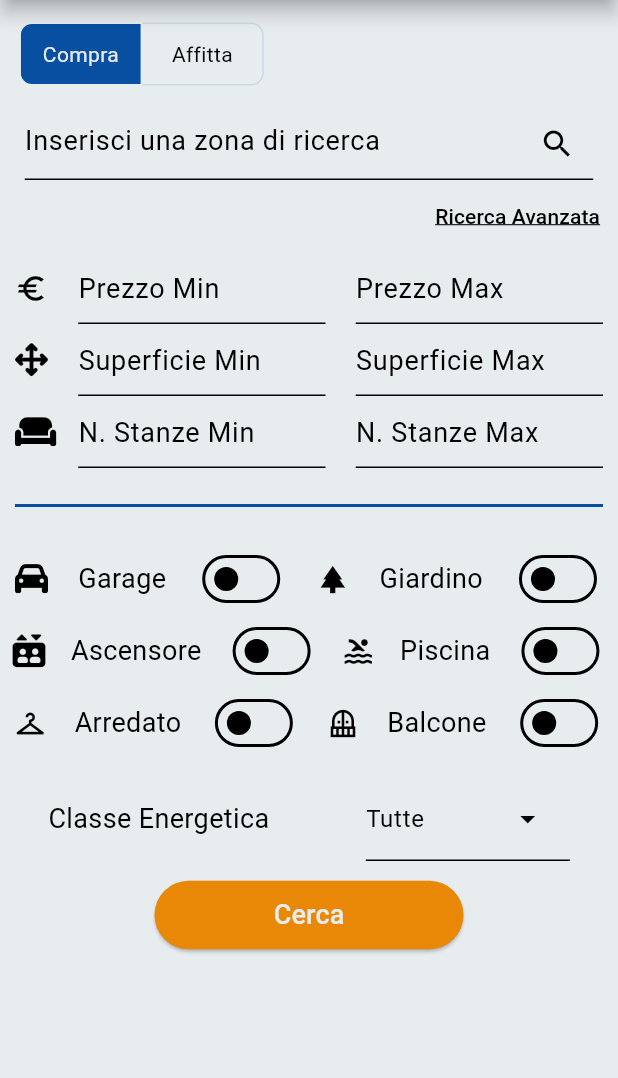
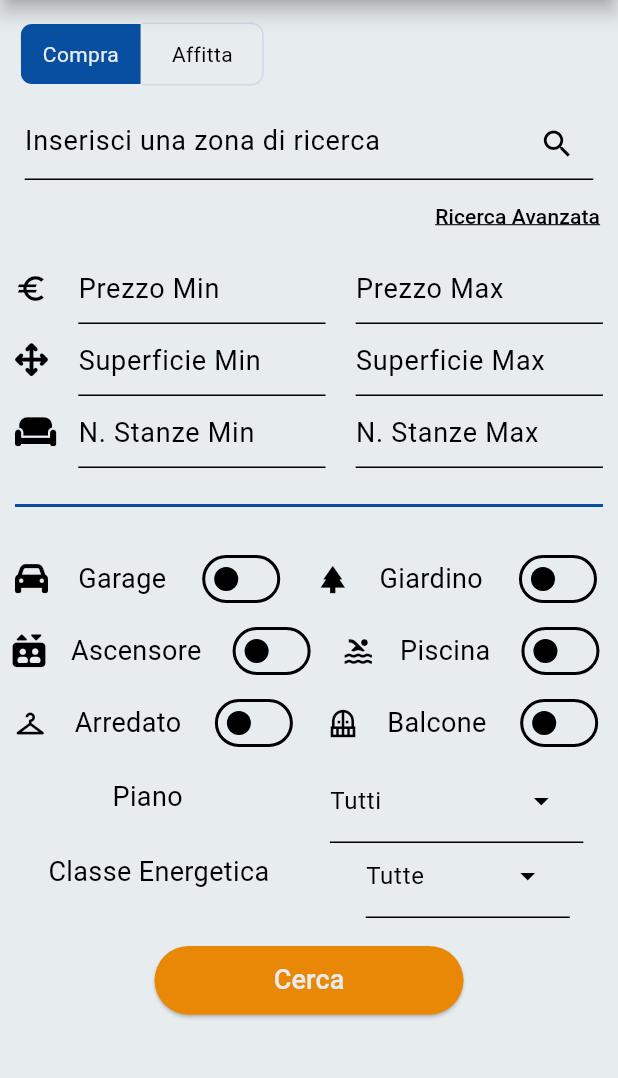
Before and after one commit to luke03b/INGSW2425_026, a Flutter app: the CercaPage screen opened directly, after a tap on "Ricerca Avanzata", on a phone screen of 412 x 824 dp, the part 84-1162 px from its top. Run offline on Flutter 3.47's test engine with Material 3 defaults, Android fonts, the phone set to English and light mode, and no system bars; our stand-ins replace carousel_slider, flutter_svg, font_awesome_flutter.

Commit message:
Aggiunto filtro "Piano" per la ricerca avanzata

```diff
--- a/lib/pages/cerca_page.dart
+++ b/lib/pages/cerca_page.dart
@@ -5,6 +5,7 @@ import 'package:flutter/material.dart';
 import 'package:font_awesome_flutter/font_awesome_flutter.dart';
 
 const List<String> listaClassiEnergetiche = <String>['Tutte', 'A4', 'A3', 'A2', 'A1', 'B', 'C', 'D', 'E', 'F', 'G'];
+const List<String> listaPiani = <String>['Tutti', 'Terra', 'Intermedio', 'Ultimo'];
 
 class CercaPage extends StatefulWidget {
   const CercaPage({super.key});
@@ -51,6 +52,7 @@ class _CercaPageState extends State<CercaPage> {
   final List<bool> selectedCompraAffitta = <bool>[true, false];
 
   String sceltaClasseEnergetica = listaClassiEnergetiche.first;
+  String sceltaPiano = listaPiani.first;
 
   int _currentSliderIndex = 0;
 
@@ -132,6 +134,10 @@ class _CercaPageState extends State<CercaPage> {
             //parametri ricerca avanzata
             myParametriRicercaAvanzata(coloriPulsanti, context),
 
+            SizedBox(
+              height: MediaQuery.of(context).size.height/35,
+            ),
+            //tasto cerca
             MyElevatedButtonWidget(
               text: "Cerca",
               onPressed: (){Navigator.pushNamed(context, '/RisultatiCercaPage');},
@@ -332,7 +338,32 @@ class _CercaPageState extends State<CercaPage> {
 
                 //Selettore Classe Energetica
                 SizedBox(
-                  height: 80,
+                  height: 50,
+                  child: Row(
+                    mainAxisAlignment: MainAxisAlignment.spaceAround,
+                    children: [
+                      Text("           Piano           ", style: TextStyle(fontSize: 18.0, color: coloriPulsanti),),
+                      DropdownMenu(
+                        textStyle: TextStyle(color: coloriPulsanti),
+                        inputDecorationTheme: InputDecorationTheme(labelStyle: TextStyle(color: coloriPulsanti), suffixIconColor: coloriPulsanti),
+                        initialSelection: listaPiani.first,
+                        onSelected: (String? value) {
+                          setState(() {
+                            sceltaClasseEnergetica = value!;
+                          });
+                        },
+                        dropdownMenuEntries:
+                          listaPiani.map<DropdownMenuEntry<String>>((String value) {
+                          return DropdownMenuEntry<String>(value: value, label: value,);}).toList(),
+                          ),
+                    ],
+                  ),
+                ),
+
+
+                //Selettore Classe Energetica
+                SizedBox(
+                  height: 50,
                   child: Row(
                     mainAxisAlignment: MainAxisAlignment.spaceAround,
                     children: [
```
